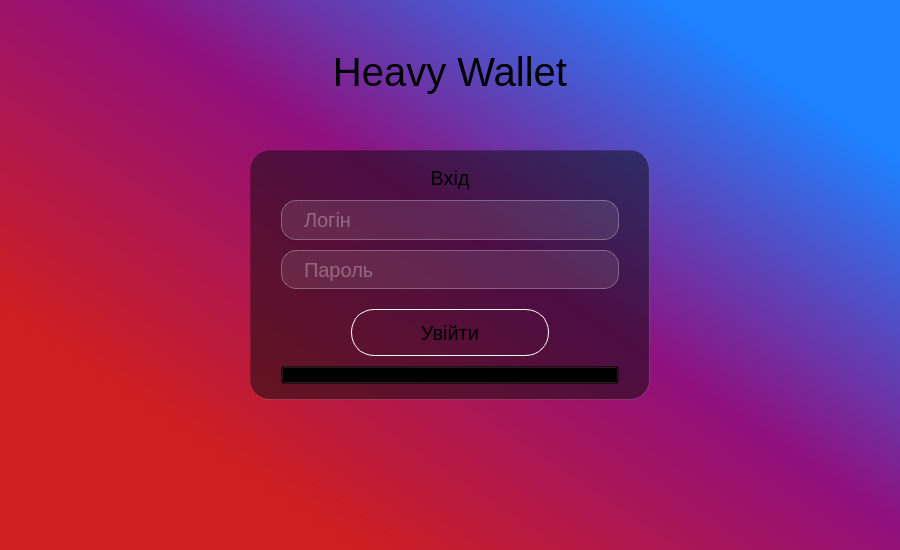
This is budget_manager_frontend/forms/loginwindow.ui in BogdanKalysh/budget_manager_app as Qt 5 draws it before an edit. The edited form follows.
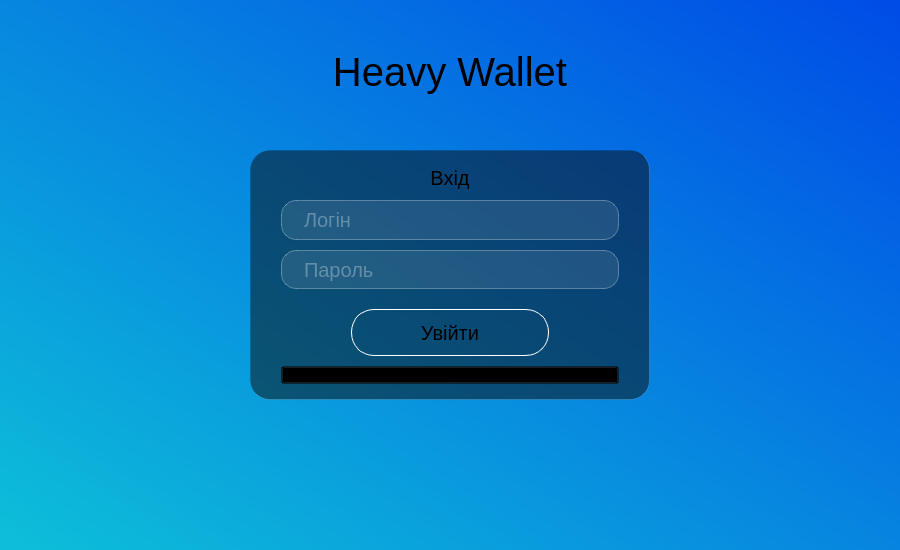
This is the edited form. Icons and pictures are not drawn.

The edit to the form file:
```diff
--- a/budget_manager_frontend/forms/loginwindow.ui
+++ b/budget_manager_frontend/forms/loginwindow.ui
@@ -19,7 +19,8 @@
   </property>
   <property name="styleSheet">
    <string notr="true">#centralwidget{
- background: qlineargradient(spread:pad, x1:0.166667, y1:0.756, x2:1, y2:0, stop:0 rgba(207, 31, 31, 255), stop:0.427083 rgba(144, 16, 125, 255), stop:0.822917 rgba(30, 129, 255, 255))
+ /*background: qlineargradient(spread:pad, x1:0.166667, y1:0.756, x2:1, y2:0, stop:0 rgba(207, 31, 31, 255), stop:0.427083 rgba(144, 16, 125, 255), stop:0.822917 rgba(30, 129, 255, 255))*/
+	background: qlineargradient(spread:pad, x1:0, y1:0.960227, x2:1, y2:0, stop:0 rgba(13, 189, 217, 255), stop:1 rgba(0, 75, 230, 255))
 }
 
 #loginHeader{
```
